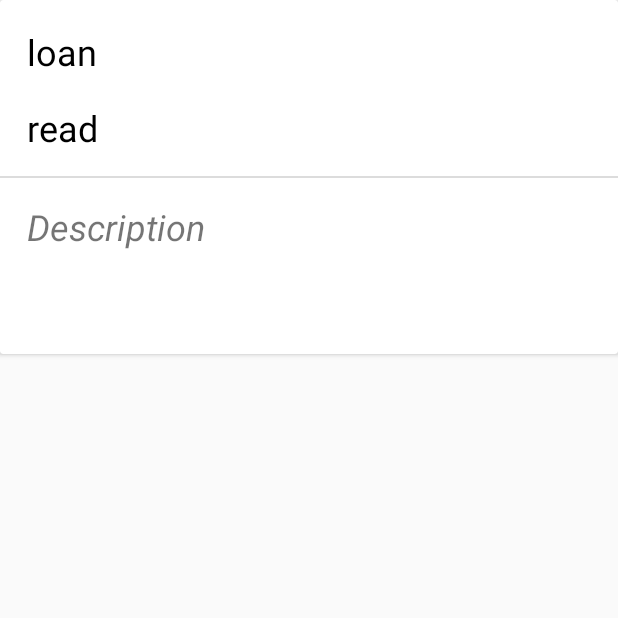
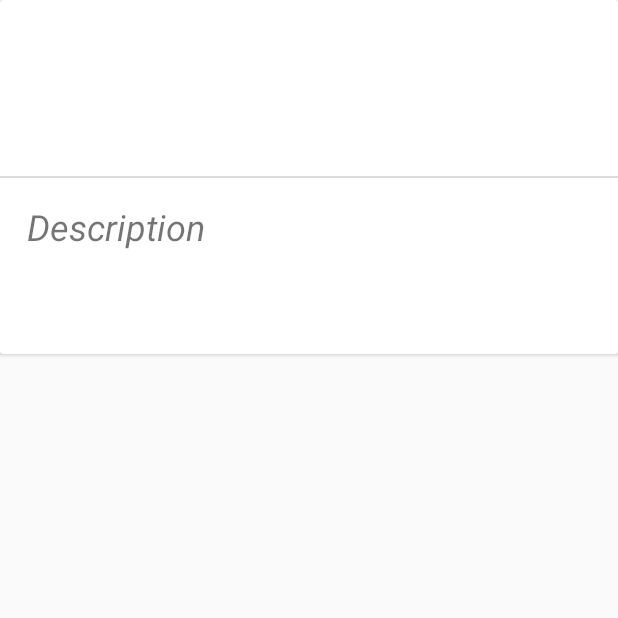
Before and after one commit to doublej89/BookWatch, an Android app: the fragment LocalUseTab placed in its activity, on a phone screen of 412 x 824 dp, the top half of it. Run offline under Robolectric (Android 15) with nearby library versions, the phone set to English and light mode, and no system bars; our stand-ins replace Picasso; libraries missing offline, so code that uses them is left out: com.google.zxing.integration; pictures from the network do not load; 4 statements that could not run were skipped.

Commit message:
Update fragment_local_use_tab.xml

```diff
--- a/app/src/main/res/layout/fragment_local_use_tab.xml
+++ b/app/src/main/res/layout/fragment_local_use_tab.xml
@@ -21,7 +21,7 @@
                 android:layout_marginStart="18dp"
                 android:textSize="24sp"
                 android:textColor="@color/black"
-                android:text="loan" />
+                 />
 
             <TextView
                 android:id="@+id/read_view"
@@ -32,7 +32,7 @@
                 android:layout_marginStart="18dp"
                 android:textSize="24sp"
                 android:textColor="@color/black"
-                android:text="read"/>
+                />
 
             <View
                 android:layout_width="match_parent"
```
